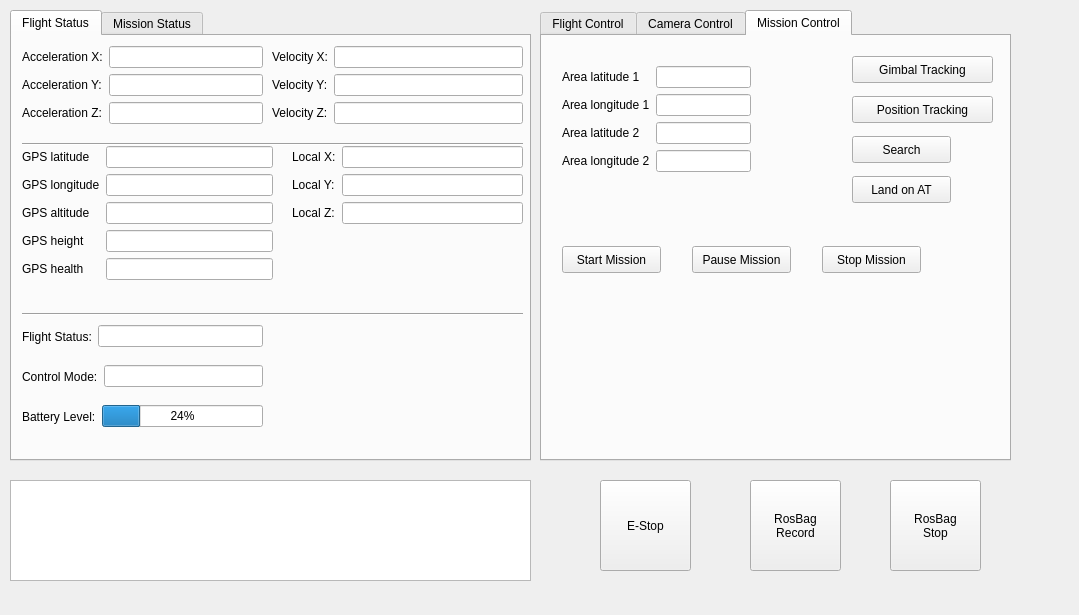
Above: src/teamhku_ocs/teamhku_ocs.ui from SiChiTong/teamhku_ocs before the change. Below: the same form after it.
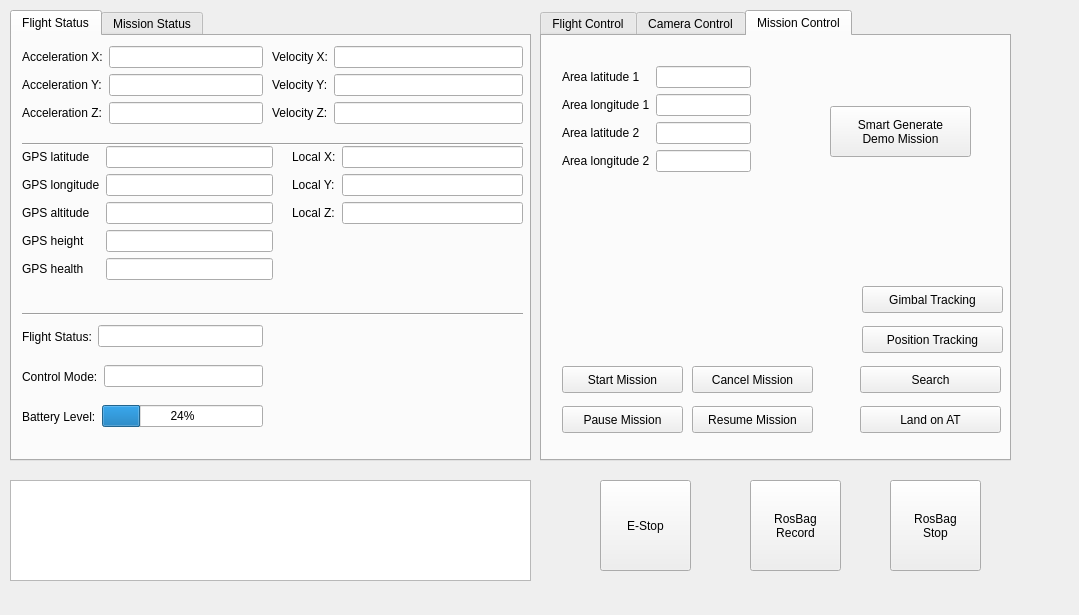
That is the form after the change. The open tabs and pages were chosen to show the change.

Commit message: improve the UI by adding the placeholder and the copy button which will copy the current local position and global position

```diff
--- a/src/teamhku_ocs/teamhku_ocs.ui
+++ b/src/teamhku_ocs/teamhku_ocs.ui
@@ -697,8 +697,8 @@
     <widget class="QPushButton" name="gimbal_track_button_">
      <property name="geometry">
       <rect>
-       <x>310</x>
-       <y>20</y>
+       <x>320</x>
+       <y>250</y>
        <width>141</width>
        <height>27</height>
       </rect>
@@ -710,8 +710,8 @@
     <widget class="QPushButton" name="position_track_button_">
      <property name="geometry">
       <rect>
-       <x>310</x>
-       <y>60</y>
+       <x>320</x>
+       <y>290</y>
        <width>141</width>
        <height>27</height>
       </rect>
@@ -723,9 +723,9 @@
     <widget class="QPushButton" name="land_on_AT_button_">
      <property name="geometry">
       <rect>
-       <x>310</x>
-       <y>140</y>
-       <width>99</width>
+       <x>318</x>
+       <y>370</y>
+       <width>141</width>
        <height>27</height>
       </rect>
      </property>
@@ -736,9 +736,9 @@
     <widget class="QPushButton" name="pushButton_6">
      <property name="geometry">
       <rect>
-       <x>310</x>
-       <y>100</y>
-       <width>99</width>
+       <x>318</x>
+       <y>330</y>
+       <width>141</width>
        <height>27</height>
       </rect>
      </property>
@@ -802,8 +802,8 @@
      <property name="geometry">
       <rect>
        <x>20</x>
-       <y>210</y>
-       <width>99</width>
+       <y>330</y>
+       <width>121</width>
        <height>27</height>
       </rect>
      </property>
@@ -814,9 +814,9 @@
     <widget class="QPushButton" name="pause_mission_button_">
      <property name="geometry">
       <rect>
-       <x>150</x>
-       <y>210</y>
-       <width>99</width>
+       <x>20</x>
+       <y>370</y>
+       <width>121</width>
        <height>27</height>
       </rect>
      </property>
@@ -827,14 +827,41 @@
     <widget class="QPushButton" name="stop_mission_button_">
      <property name="geometry">
       <rect>
-       <x>280</x>
-       <y>210</y>
-       <width>99</width>
+       <x>150</x>
+       <y>330</y>
+       <width>121</width>
        <height>27</height>
       </rect>
      </property>
      <property name="text">
-      <string>Stop Mission</string>
+      <string>Cancel Mission</string>
+     </property>
+    </widget>
+    <widget class="QPushButton" name="resume_mission_button_">
+     <property name="geometry">
+      <rect>
+       <x>150</x>
+       <y>370</y>
+       <width>121</width>
+       <height>27</height>
+      </rect>
+     </property>
+     <property name="text">
+      <string>Resume Mission</string>
+     </property>
+    </widget>
+    <widget class="QPushButton" name="smart_demo_">
+     <property name="geometry">
+      <rect>
+       <x>288</x>
+       <y>70</y>
+       <width>141</width>
+       <height>51</height>
+      </rect>
+     </property>
+     <property name="text">
+      <string>Smart Generate
+Demo Mission</string>
      </property>
     </widget>
    </widget>
```
Left out of the diff: 48 changed lines with no effect on the pictures. The commit also changes 2 other files.
